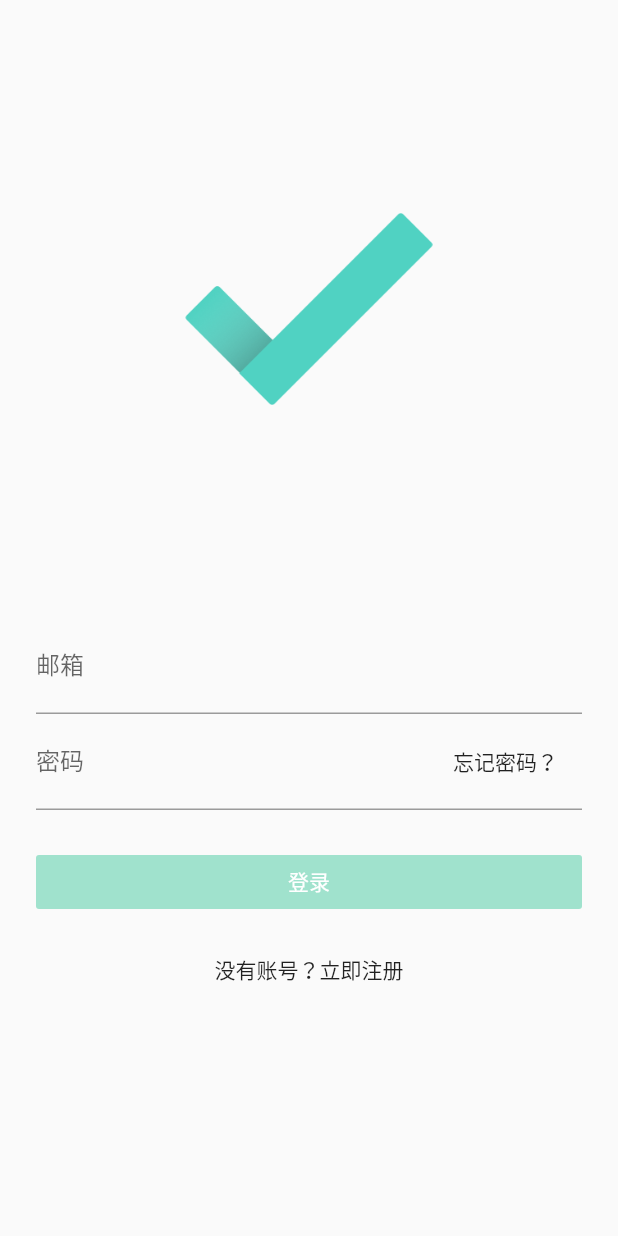
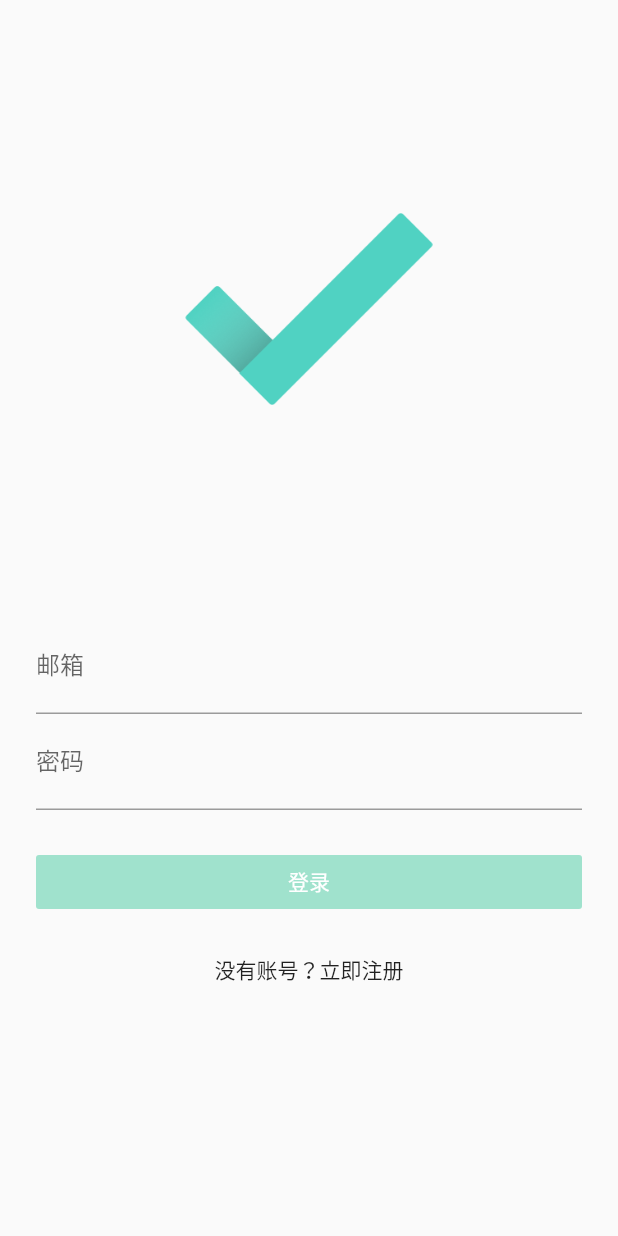
Before and after one commit to OneeMe/todo_list, a Flutter app: the screen it shows after launch, on a phone screen of 412 x 824 dp. Run offline on Flutter 3.47's test engine with Material 2 defaults, Android fonts, the phone set to English and light mode, and no system bars.

Commit message:
去除忘记密码

```diff
--- a/lib/pages/login.dart
+++ b/lib/pages/login.dart
@@ -139,10 +139,6 @@ class _LoginPageState extends State<LoginPage> {
                               decoration: InputDecoration(
                                 hintText: '请输入六位以上的密码',
                                 labelText: '密码',
-                                suffixIcon: FlatButton(
-                                  child: Text('忘记密码？'),
-                                  onPressed: () {},
-                                ),
                               ),
                               obscureText: true,
                               focusNode: passwordFocusNode,
```
